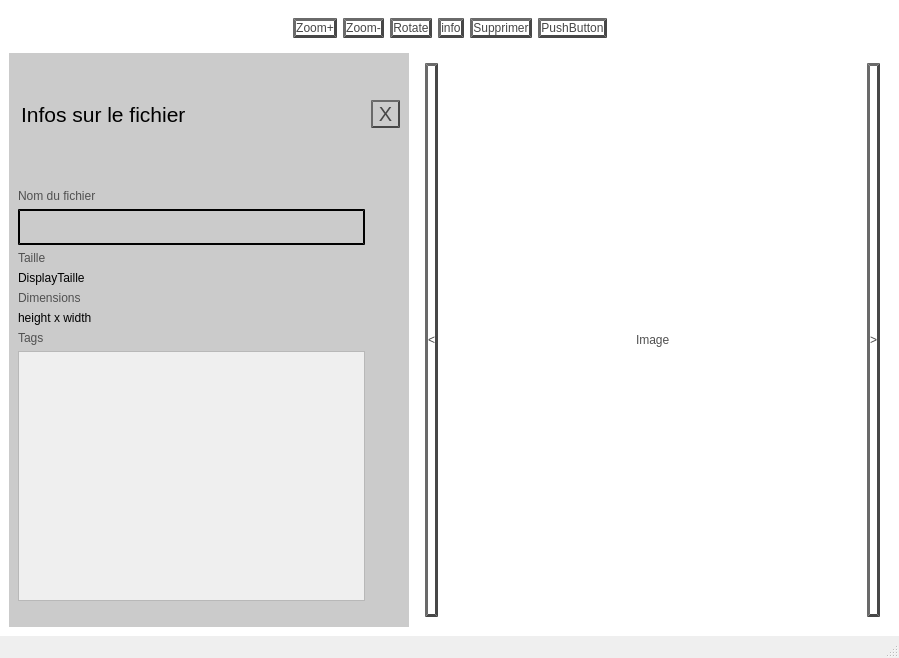
Qt form viewer.ui (SebGonzalez/BibliothequePhoto) before a commit.
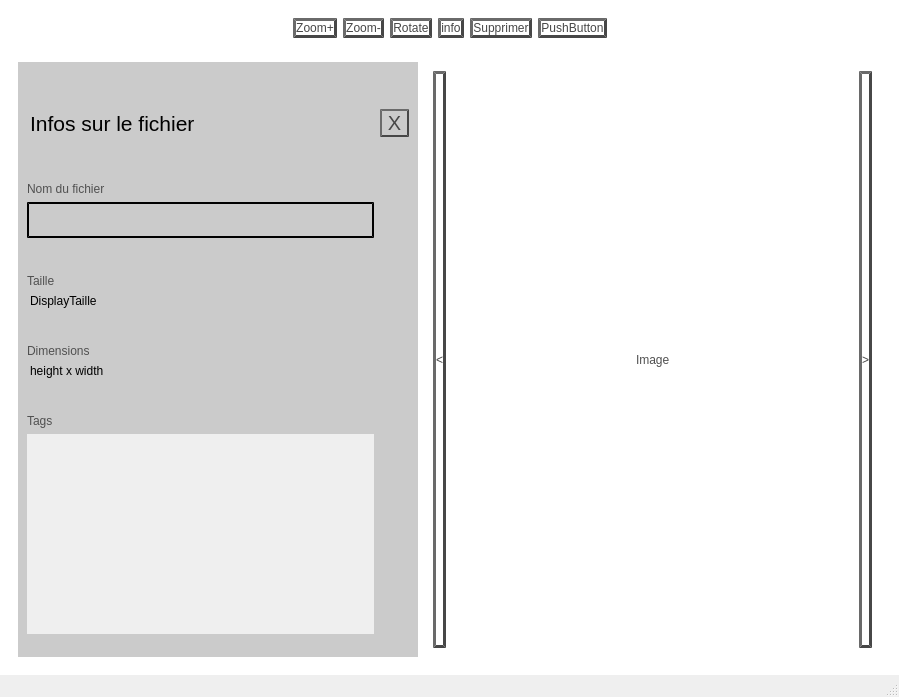
The same form after that commit.

```diff
--- a/viewer.ui
+++ b/viewer.ui
@@ -7,7 +7,7 @@
     <x>0</x>
     <y>0</y>
     <width>899</width>
-    <height>658</height>
+    <height>697</height>
    </rect>
   </property>
   <property name="windowTitle">
@@ -18,12 +18,19 @@
 	background-color: white;
 }
 
+QFrame {
+	border: none;
+	margin: 0;
+}
+
 QHBoxLayout {
 	background-color: white;
 }
 
 QScrollArea#view {
 	background: transparent;
+	margin: 0px;
+	border: none;
 }
 
 QWidget#scrollAreaWidgetContents {
@@ -78,20 +85,30 @@
 
 QLabel#size {
 	color: black;
+	margin-bottom: 30px
+
 }
 
 QLabel#dimensions {
 	color: black;
+	margin-bottom: 30px
+
 }
 
 QPushButton#quitButton {
 	font-size : 20px;
 	border-width: 2px;
-}</string>
+}
+
+QLineEdit#filename {
+	margin-bottom: 30px
+}
+
+</string>
   </property>
   <widget class="QWidget" name="centralwidget">
-   <layout class="QGridLayout" name="gridLayout_2">
-    <item row="0" column="1" colspan="2">
+   <layout class="QVBoxLayout" name="verticalLayout_2">
+    <item>
      <widget class="QWidget" name="menu" native="true">
       <property name="sizePolicy">
        <sizepolicy hsizetype="Preferred" vsizetype="Fixed">
@@ -175,101 +192,30 @@
       </layout>
      </widget>
     </item>
-    <item row="1" column="2">
-     <widget class="QScrollArea" name="view">
-      <property name="sizePolicy">
-       <sizepolicy hsizetype="MinimumExpanding" vsizetype="Expanding">
-        <horstretch>0</horstretch>
-        <verstretch>0</verstretch>
-       </sizepolicy>
-      </property>
-      <property name="widgetResizable">
-       <bool>true</bool>
-      </property>
-      <widget class="QWidget" name="scrollAreaWidgetContents">
-       <property name="geometry">
-        <rect>
-         <x>0</x>
-         <y>0</y>
-         <width>473</width>
-         <height>545</height>
-        </rect>
-       </property>
-       <layout class="QHBoxLayout" name="horizontalLayout_4">
         <item>
-         <widget class="QPushButton" name="previous_picture">
+     <widget class="QFrame" name="frame">
           <property name="sizePolicy">
-           <sizepolicy hsizetype="Minimum" vsizetype="Expanding">
+       <sizepolicy hsizetype="Expanding" vsizetype="Expanding">
             <horstretch>0</horstretch>
             <verstretch>0</verstretch>
            </sizepolicy>
           </property>
-          <property name="text">
-           <string>&lt;</string>
-          </property>
-         </widget>
-        </item>
-        <item>
-         <layout class="QHBoxLayout" name="horizontalLayout_2">
-          <item>
-           <spacer name="horizontalSpacer">
-            <property name="orientation">
-             <enum>Qt::Horizontal</enum>
-            </property>
-            <property name="sizeHint" stdset="0">
-             <size>
-              <width>40</width>
-              <height>20</height>
-             </size>
-            </property>
-           </spacer>
-          </item>
+      <property name="frameShape">
+       <enum>QFrame::StyledPanel</enum>
+      </property>
+      <property name="frameShadow">
+       <enum>QFrame::Raised</enum>
+      </property>
+      <layout class="QHBoxLayout" name="horizontalLayout_5">
           <item>
-           <widget class="QLabel" name="current_picture">
-            <property name="text">
-             <string>Image</string>
-            </property>
-           </widget>
-          </item>
+        <layout class="QHBoxLayout" name="horizontalLayout">
           <item>
-           <spacer name="horizontalSpacer_2">
-            <property name="orientation">
-             <enum>Qt::Horizontal</enum>
-            </property>
-            <property name="sizeHint" stdset="0">
-             <size>
-              <width>40</width>
-              <height>20</height>
-             </size>
-            </property>
-           </spacer>
-          </item>
-         </layout>
-        </item>
-        <item>
-         <widget class="QPushButton" name="next_picture">
-          <property name="sizePolicy">
-           <sizepolicy hsizetype="Minimum" vsizetype="Expanding">
-            <horstretch>0</horstretch>
-            <verstretch>0</verstretch>
-           </sizepolicy>
-          </property>
-          <property name="text">
-           <string>&gt;</string>
-          </property>
-         </widget>
-        </item>
-       </layout>
-      </widget>
-     </widget>
-    </item>
-    <item row="1" column="1">
      <widget class="QWidget" name="infoMenu" native="true">
       <property name="enabled">
        <bool>true</bool>
       </property>
       <property name="sizePolicy">
-       <sizepolicy hsizetype="Fixed" vsizetype="Preferred">
+            <sizepolicy hsizetype="Fixed" vsizetype="Expanding">
         <horstretch>0</horstretch>
         <verstretch>0</verstretch>
        </sizepolicy>
@@ -281,14 +227,7 @@
        </size>
       </property>
       <layout class="QGridLayout" name="gridLayout_3">
-       <item row="0" column="1" rowspan="2">
-        <widget class="QPushButton" name="quitButton">
-         <property name="text">
-          <string> X </string>
-         </property>
-        </widget>
-       </item>
-       <item row="3" column="0">
+            <item row="2" column="0">
         <widget class="QLabel" name="filenameHeader">
          <property name="sizePolicy">
           <sizepolicy hsizetype="Preferred" vsizetype="Preferred">
@@ -301,74 +240,17 @@
          </property>
         </widget>
        </item>
-       <item row="2" column="0">
-        <spacer name="verticalSpacer_3">
-         <property name="orientation">
-          <enum>Qt::Vertical</enum>
-         </property>
-         <property name="sizeHint" stdset="0">
-          <size>
-           <width>20</width>
-           <height>40</height>
-          </size>
-         </property>
-        </spacer>
-       </item>
-       <item row="5" column="0">
-        <widget class="QLabel" name="sizeHeader">
-         <property name="text">
-          <string>Taille</string>
-         </property>
-        </widget>
-       </item>
-       <item row="7" column="0">
-        <widget class="QLabel" name="dimensionsHeader">
-         <property name="text">
-          <string>Dimensions</string>
-         </property>
-        </widget>
-       </item>
-       <item row="4" column="0">
-        <widget class="QLineEdit" name="filename"/>
-       </item>
-       <item row="11" column="0">
-        <spacer name="verticalSpacer_2">
-         <property name="orientation">
-          <enum>Qt::Vertical</enum>
-         </property>
-         <property name="sizeHint" stdset="0">
-          <size>
-           <width>20</width>
-           <height>40</height>
-          </size>
-         </property>
-        </spacer>
-       </item>
-       <item row="9" column="0">
+            <item row="8" column="0">
         <widget class="QLabel" name="tagHeader">
          <property name="text">
           <string>Tags</string>
          </property>
         </widget>
        </item>
-       <item row="8" column="0">
-        <widget class="QLabel" name="dimensions">
-         <property name="text">
-          <string>height x width</string>
-         </property>
-        </widget>
-       </item>
-       <item row="6" column="0">
-        <widget class="QLabel" name="size">
-         <property name="text">
-          <string>DisplayTaille</string>
-         </property>
-        </widget>
-       </item>
-       <item row="10" column="0">
+            <item row="9" column="0">
         <widget class="QScrollArea" name="tagScrollArea">
          <property name="sizePolicy">
-          <sizepolicy hsizetype="Expanding" vsizetype="Fixed">
+               <sizepolicy hsizetype="Expanding" vsizetype="Expanding">
            <horstretch>0</horstretch>
            <verstretch>0</verstretch>
           </sizepolicy>
@@ -376,7 +258,7 @@
          <property name="minimumSize">
           <size>
            <width>0</width>
-           <height>250</height>
+                <height>200</height>
           </size>
          </property>
          <property name="widgetResizable">
@@ -387,14 +269,35 @@
            <rect>
             <x>0</x>
             <y>0</y>
-            <width>348</width>
-            <height>248</height>
-           </rect>
-          </property>
-          <layout class="QVBoxLayout" name="verticalLayout"/>
+                 <width>350</width>
+                 <height>200</height>
+                </rect>
+               </property>
+               <layout class="QVBoxLayout" name="verticalLayout">
+                <item>
+                 <spacer name="verticalSpacer">
+                  <property name="orientation">
+                   <enum>Qt::Vertical</enum>
+                  </property>
+                  <property name="sizeHint" stdset="0">
+                   <size>
+                    <width>20</width>
+                    <height>40</height>
+                   </size>
+                  </property>
+                 </spacer>
+                </item>
+               </layout>
          </widget>
         </widget>
        </item>
+            <item row="0" column="1" rowspan="2">
+             <widget class="QPushButton" name="quitButton">
+              <property name="text">
+               <string> X </string>
+              </property>
+             </widget>
+            </item>
        <item row="0" column="0" rowspan="2">
         <widget class="QLabel" name="header">
          <property name="sizePolicy">
@@ -407,6 +310,143 @@
           <string>&lt;html&gt;&lt;head/&gt;&lt;body&gt;&lt;p&gt;&lt;span style=&quot; font-size:16pt;&quot;&gt;Infos sur le fichier&lt;/span&gt;&lt;/p&gt;&lt;/body&gt;&lt;/html&gt;</string>
          </property>
         </widget>
+            </item>
+            <item row="4" column="0">
+             <widget class="QLabel" name="sizeHeader">
+              <property name="text">
+               <string>Taille</string>
+              </property>
+             </widget>
+            </item>
+            <item row="5" column="0">
+             <widget class="QLabel" name="size">
+              <property name="text">
+               <string>DisplayTaille</string>
+              </property>
+             </widget>
+            </item>
+            <item row="6" column="0">
+             <widget class="QLabel" name="dimensionsHeader">
+              <property name="text">
+               <string>Dimensions</string>
+              </property>
+             </widget>
+            </item>
+            <item row="11" column="0">
+             <spacer name="verticalSpacer_2">
+              <property name="orientation">
+               <enum>Qt::Vertical</enum>
+              </property>
+              <property name="sizeHint" stdset="0">
+               <size>
+                <width>20</width>
+                <height>40</height>
+               </size>
+              </property>
+             </spacer>
+            </item>
+            <item row="7" column="0">
+             <widget class="QLabel" name="dimensions">
+              <property name="text">
+               <string>height x width</string>
+              </property>
+             </widget>
+            </item>
+            <item row="3" column="0">
+             <widget class="QLineEdit" name="filename"/>
+            </item>
+           </layout>
+          </widget>
+         </item>
+         <item>
+          <widget class="QScrollArea" name="view">
+           <property name="sizePolicy">
+            <sizepolicy hsizetype="MinimumExpanding" vsizetype="Expanding">
+             <horstretch>0</horstretch>
+             <verstretch>0</verstretch>
+            </sizepolicy>
+           </property>
+           <property name="widgetResizable">
+            <bool>true</bool>
+           </property>
+           <widget class="QWidget" name="scrollAreaWidgetContents">
+            <property name="geometry">
+             <rect>
+              <x>0</x>
+              <y>0</y>
+              <width>455</width>
+              <height>566</height>
+             </rect>
+            </property>
+            <layout class="QHBoxLayout" name="horizontalLayout_4">
+             <item>
+              <widget class="QPushButton" name="previous_picture">
+               <property name="sizePolicy">
+                <sizepolicy hsizetype="Minimum" vsizetype="Expanding">
+                 <horstretch>0</horstretch>
+                 <verstretch>0</verstretch>
+                </sizepolicy>
+               </property>
+               <property name="text">
+                <string>&lt;</string>
+               </property>
+              </widget>
+             </item>
+             <item>
+              <layout class="QHBoxLayout" name="horizontalLayout_2">
+               <item>
+                <spacer name="horizontalSpacer">
+                 <property name="orientation">
+                  <enum>Qt::Horizontal</enum>
+                 </property>
+                 <property name="sizeHint" stdset="0">
+                  <size>
+                   <width>40</width>
+                   <height>20</height>
+                  </size>
+                 </property>
+                </spacer>
+               </item>
+               <item>
+                <widget class="QLabel" name="current_picture">
+                 <property name="text">
+                  <string>Image</string>
+                 </property>
+                </widget>
+               </item>
+               <item>
+                <spacer name="horizontalSpacer_2">
+                 <property name="orientation">
+                  <enum>Qt::Horizontal</enum>
+                 </property>
+                 <property name="sizeHint" stdset="0">
+                  <size>
+                   <width>40</width>
+                   <height>20</height>
+                  </size>
+                 </property>
+                </spacer>
+               </item>
+              </layout>
+             </item>
+             <item>
+              <widget class="QPushButton" name="next_picture">
+               <property name="sizePolicy">
+                <sizepolicy hsizetype="Minimum" vsizetype="Expanding">
+                 <horstretch>0</horstretch>
+                 <verstretch>0</verstretch>
+                </sizepolicy>
+               </property>
+               <property name="text">
+                <string>&gt;</string>
+               </property>
+              </widget>
+             </item>
+            </layout>
+           </widget>
+          </widget>
+         </item>
+        </layout>
        </item>
       </layout>
      </widget>
```
Lines whose indentation alone changed are shown as unchanged.
